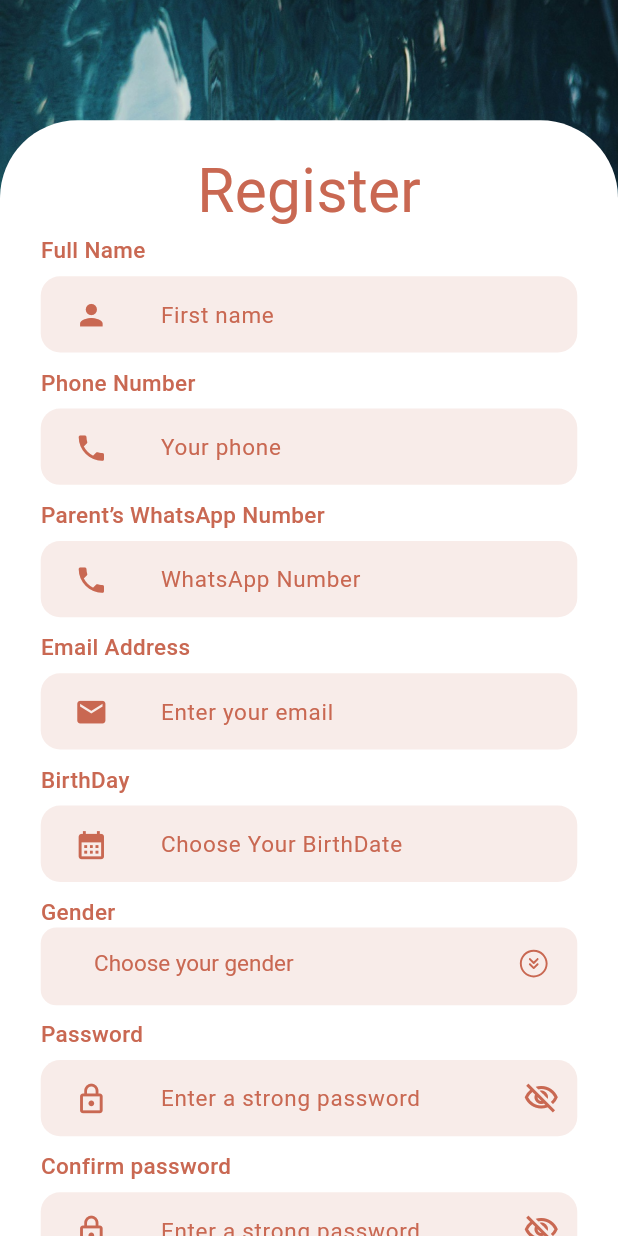
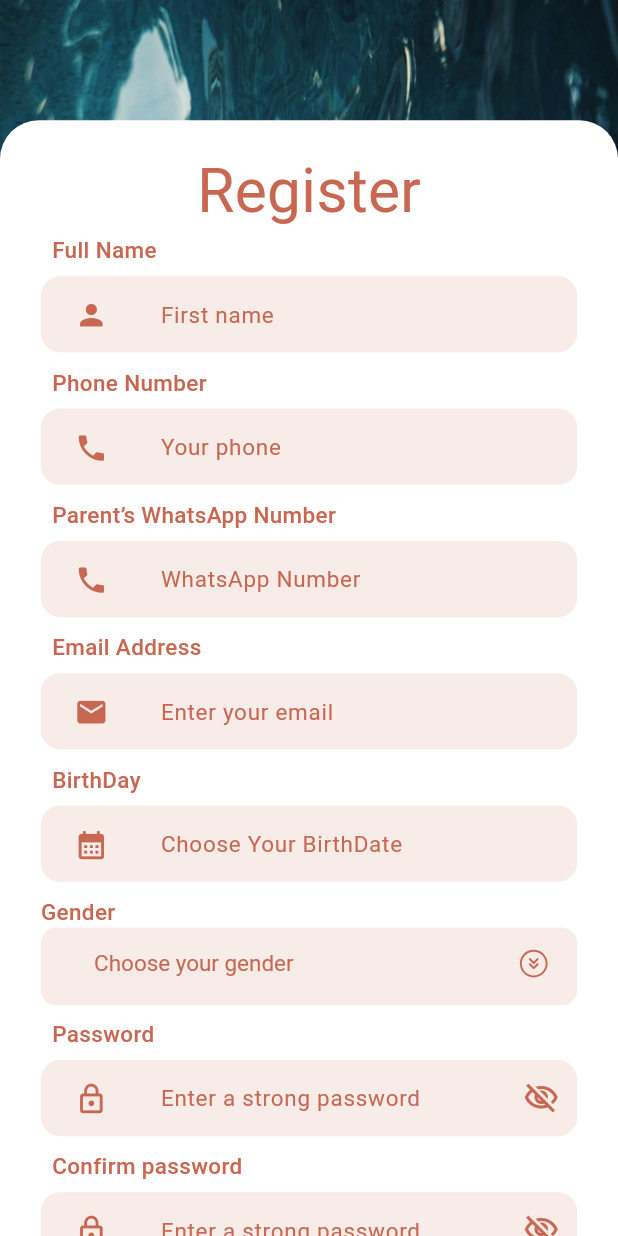
Before and after one commit to AnnotexCo/Hola-Academy, a Flutter app: the RegisterScreen screen opened directly, on a phone screen of 412 x 824 dp. Run offline on Flutter 3.47's test engine with Material 3 defaults, Android fonts, the light colour scheme and no system bars; our stand-ins replace easy_date_timeline, flutter_screenutil, flutter_svg, syncfusion_flutter_calendar; network calls fail; project files that could hold a hidden picture were left out.

Commit message:
feat: :zap: merge customformfield to generalformfield

```diff
--- /dev/null
+++ b/lib/core/components/general_text_form_field.dart
@@ -0,0 +1,135 @@
+import 'package:flutter/material.dart';
+import 'package:flutter_screenutil/flutter_screenutil.dart';
+import '../constants/color_manager.dart';
+
+class GeneralTextFormField extends StatelessWidget {
+  final String label;
+  final String hint;
+  final Widget? prefixIcon;
+  final Widget? suffixIcon;
+  final bool isPassword;
+  final bool readOnly;
+  final TextEditingController? controller;
+  final TextInputType? keyboardType;
+  final String? Function(String?)? validator;
+  final Function()? onTap;
+  final double? height;
+  final TextStyle? textStyle;
+  final TextStyle? hintStyle;
+  final TextStyle? labelStyle;
+  final TextStyle? errorStyle;
+  final Color? fillColor;
+  final EdgeInsetsGeometry? contentPadding;
+  final double? borderRadius;
+  final Color? iconColor;
+
+  const GeneralTextFormField({
+    super.key,
+    required this.label,
+    required this.hint,
+    this.prefixIcon,
+    this.suffixIcon,
+    this.isPassword = false,
+    this.readOnly = false,
+    this.controller,
+    this.keyboardType,
+    this.validator,
+    this.onTap,
+    this.height,
+    this.textStyle,
+    this.hintStyle,
+    this.labelStyle,
+    this.errorStyle,
+    this.fillColor,
+    this.contentPadding,
+    this.borderRadius,
+    this.iconColor,
+  });
+
+  // Helper method to create an Icon widget from IconData
+  static Widget createIcon(IconData icon, {Color? color, double? size}) {
+    return Padding(
+      padding: EdgeInsets.only(
+        left: 24.w,
+        right: 33.w,
+        top: 9.h,
+        bottom: 7.h,
+      ),
+      child: Icon(
+        icon,
+        size: size ?? 24.sp,
+        color: color,
+      ),
+    );
+  }
+
+  @override
+  Widget build(BuildContext context) {
+    return Column(
+      crossAxisAlignment: CrossAxisAlignment.start,
+      children: [
+        // Label
+        Padding(
+          padding: EdgeInsets.only(left: 8.w, bottom: 8.h),
+          child: Text(
+            label,
+            style: labelStyle ??
+                TextStyle(
+                  fontSize: 16.sp,
+                  color: ColorManager.textRedColor,
+                  fontWeight: FontWeight.w500,
+                ),
+          ),
+        ),
+
+        // Input Field
+        SizedBox(
+          height: height ?? 60.h,
+          child: TextFormField(
+            controller: controller,
+            keyboardType: keyboardType ?? TextInputType.text,
+            validator: validator,
+            obscureText: isPassword,
+            readOnly: readOnly,
+            onTap: onTap,
+            style: textStyle ??
+                TextStyle(
+                  color: ColorManager.textRedColor,
+                  fontSize: 18.sp,
+                  fontWeight: FontWeight.w600,
+                ),
+            decoration: InputDecoration(
+              hintText: hint,
+              iconColor: iconColor ?? ColorManager.textRedColor,
+              hintStyle: hintStyle ??
+                  TextStyle(
+                    color: ColorManager.textRedColor,
+                    fontSize: 16.sp,
+                    fontWeight: FontWeight.w400,
+                  ),
+              errorStyle: errorStyle ??
+                  TextStyle(
+                    color: ColorManager.errorRedColor,
+                    fontSize: 12.sp,
+                    fontWeight: FontWeight.w400,
+                  ),
+              prefixIcon: prefixIcon,
+              suffixIcon: suffixIcon,
+              filled: true,
+              fillColor: fillColor ?? ColorManager.backgroundPinkColor,
+              border: OutlineInputBorder(
+                borderRadius: BorderRadius.circular(borderRadius ?? 15.r),
+                borderSide: BorderSide.none,
+              ),
+              contentPadding: contentPadding ??
+                  EdgeInsets.symmetric(
+                    vertical: 15.h,
+                    horizontal: 20.w,
+                  ),
+            ),
+          ),
+        ),
+      ],
+    );
+  }
+}
--- a/lib/features/auth/login/UI/widgets/custom_text_form_field.dart
+++ /dev/null
@@ -1,77 +0,0 @@
-import 'package:flutter/material.dart';
-import 'package:flutter_screenutil/flutter_screenutil.dart';
-
-import '../../../../../core/constants/color_manager.dart';
-
-class CustomTextFormField extends StatelessWidget {
-  final String label;
-  final String hint;
-  final Widget prefixIcon;
-  final Widget? suffixIcon;
-  final bool isPassword;
-  final String? Function(String?)? validator; // Validator for form validation
-  final TextEditingController? controller; // Controller for field value
-
-  const CustomTextFormField({
-    super.key,
-    required this.label,
-    required this.hint,
-    required this.prefixIcon,
-    this.suffixIcon,
-    this.isPassword = false,
-    this.validator,
-    this.controller,
-  });
-
-  @override
-  Widget build(BuildContext context) {
-    return Column(
-      crossAxisAlignment: CrossAxisAlignment.start,
-      children: [
-        // Label
-        Padding(
-          padding: EdgeInsets.only(left: 8.w, bottom: 8.h),
-          child: Text(
-            label,
-            style: TextStyle(
-              fontSize: 16.sp,
-              color: ColorManager.textRedColor,
-              fontWeight: FontWeight.w500,
-            ),
-          ),
-        ),
-        // Input Field
-        TextFormField(
-          controller: controller, // Bind controller
-          obscureText: isPassword,// Toggle visibility for passwords
-            style: TextStyle(
-              color: ColorManager.textRedColor,
-              fontSize: 18.sp,
-              fontWeight: FontWeight.w400,
-            ),
-          decoration: InputDecoration(
-            hintText: hint,
-            hintStyle: TextStyle(
-              color: ColorManager.textRedColor,
-              fontSize: 16.sp,
-            ),
-
-            prefixIcon: prefixIcon, // Use Widget directly
-            suffixIcon: suffixIcon, // Use Widget directly
-            filled: true,
-            fillColor: ColorManager.backgroundPinkColor,
-            border: OutlineInputBorder(
-              borderRadius: BorderRadius.circular(15.r),
-              borderSide: BorderSide.none,
-            ),
-            contentPadding: EdgeInsets.symmetric(
-              vertical: 15.h,
-              horizontal: 20.w,
-            ),
-          ),
-          validator: validator, // Use validator for field validation
-        ),
-      ],
-    );
-  }
-}
--- a/lib/features/auth/register/UI/register_screen.dart
+++ b/lib/features/auth/register/UI/register_screen.dart
@@ -6,7 +6,7 @@ import 'package:hola_academy/core/constants/image_manager.dart';
 import 'package:hola_academy/features/auth/login/UI/login_screen.dart';
 import 'package:hola_academy/features/auth/register/UI/widgets/custom_button.dart';
 import 'package:hola_academy/features/auth/register/UI/widgets/custom_drop_down_selection.dart';
-import 'package:hola_academy/features/auth/register/UI/widgets/custom_text_form_field.dart';
+import 'package:hola_academy/core/components/general_text_form_field.dart';
 import 'package:hola_academy/features/auth/register/UI/widgets/terms_dialog.dart';
 import 'package:hola_academy/features/profile/UI/profile_screen.dart';
 
@@ -50,8 +50,8 @@ class _RegisterScreenState extends State<RegisterScreen> {
               decoration: BoxDecoration(
                 color: ColorManager.whiteColor,
                 borderRadius: BorderRadius.only(
-                  topLeft: Radius.circular(60.r),
-                  topRight: Radius.circular(60.r),
+                  topLeft: Radius.circular(30.r),
+                  topRight: Radius.circular(30.r),
                 ),
               ),
               child: SingleChildScrollView(
@@ -74,10 +74,13 @@ class _RegisterScreenState extends State<RegisterScreen> {
                         child: Column(
                           spacing: 10.h,
                           children: [
-                            CustomTextFormField(
+                            GeneralTextFormField(
                               label: AppString.fullName,
                               hint: AppString.firstName,
-                              prefixIcon: Icons.person,
+                              prefixIcon: GeneralTextFormField.createIcon(
+                                Icons.person,
+                                color: ColorManager.textRedColor,
+                              ),
                               controller: nameController,
                               keyboardType: TextInputType.name,
                               validator: (value) {
@@ -93,10 +96,13 @@ class _RegisterScreenState extends State<RegisterScreen> {
                                 return null;
                               },
                             ),
-                            CustomTextFormField(
+                            GeneralTextFormField(
                               label: AppString.phoneNumber,
                               hint: AppString.yourPhone,
-                              prefixIcon: Icons.phone,
+                              prefixIcon: GeneralTextFormField.createIcon(
+                                Icons.phone,
+                                color: ColorManager.textRedColor,
+                              ),
                               controller: phoneController,
                               keyboardType: TextInputType.phone,
                               validator: (value) {
@@ -109,10 +115,13 @@ class _RegisterScreenState extends State<RegisterScreen> {
                                 return null;
                               },
                             ),
-                            CustomTextFormField(
+                            GeneralTextFormField(
                               label: AppString.parentNumber,
                               hint: AppString.whatsAppNumber,
-                              prefixIcon: Icons.phone,
+                              prefixIcon: GeneralTextFormField.createIcon(
+                                Icons.phone,
+                                color: ColorManager.textRedColor,
+                              ),
                               controller: parentPhoneController,
                               keyboardType: TextInputType.phone,
                               validator: (value) {
@@ -125,17 +134,19 @@ class _RegisterScreenState extends State<RegisterScreen> {
                                 return null;
                               },
                             ),
-                            CustomTextFormField(
+                            GeneralTextFormField(
                               label: AppString.emailAddress,
                               hint: AppString.enterYourEmail,
-                              prefixIcon: Icons.email,
+                              prefixIcon: GeneralTextFormField.createIcon(
+                                Icons.email,
+                                color: ColorManager.textRedColor,
+                              ),
                               controller: emailController,
                               keyboardType: TextInputType.emailAddress,
                               validator: (value) {
                                 if (value == null || value.isEmpty) {
                                   return 'Please enter your email address';
                                 }
-                                // Regular Expression for email validation
                                 if (!RegExp(
                                         r'^[a-zA-Z0-9._%+-]+@[a-zA-Z0-9.-]+\.[a-zA-Z]{2,}$')
                                     .hasMatch(value)) {
@@ -144,11 +155,14 @@ class _RegisterScreenState extends State<RegisterScreen> {
                                 return null;
                               },
                             ),
-                            CustomTextFormField(
+                            GeneralTextFormField(
                               label: AppString.birthDay,
                               hint: AppString.chooseYourBirthDate,
                               readOnly: true,
-                              prefixIcon: Icons.calendar_month,
+                              prefixIcon: GeneralTextFormField.createIcon(
+                                Icons.calendar_month,
+                                color: ColorManager.textRedColor,
+                              ),
                               controller: birthDayController,
                               keyboardType: TextInputType.datetime,
                               onTap: () async {
@@ -166,16 +180,15 @@ class _RegisterScreenState extends State<RegisterScreen> {
                                       backgroundColor:
                                           ColorManager.backgroundPinkColor,
                                       child: Container(
-                                        height: 241.h, // 60% of screen height
+                                        height: 241.h,
                                         decoration: BoxDecoration(
                                           color:
                                               ColorManager.backgroundPinkColor,
                                           borderRadius:
                                               BorderRadius.circular(8.r),
                                           border: Border.all(
-                                            color: ColorManager
-                                                .textRedColor, // Border color
-                                            width: 1, // Border width
+                                            color: ColorManager.textRedColor,
+                                            width: 1,
                                           ),
                                         ),
                                         child: Theme(
@@ -201,8 +214,7 @@ class _RegisterScreenState extends State<RegisterScreen> {
                                                 birthDayController.text =
                                                     "${selectedDate.year}-${selectedDate.month.toString().padLeft(2, '0')}-${selectedDate.day.toString().padLeft(2, '0')}";
                                               });
-                                              Navigator.pop(
-                                                  context); // Close the dialog after selection
+                                              Navigator.pop(context);
                                             },
                                           ),
                                         ),
@@ -210,47 +222,6 @@ class _RegisterScreenState extends State<RegisterScreen> {
                                     );
                                   },
                                 );
-
-                                /*showDatePicker(
-                                  context: context,
-                                  initialDate: DateTime.now(),
-                                  firstDate: DateTime(1900), // Earliest date
-                                  lastDate: DateTime.now(), // Latest date
-                                  builder: (context, child) {
-                                    return Theme(
-                                      data: ThemeData.light().copyWith(
-                                        primaryColor: ColorManager
-                                            .backgroundPinkColor, // Header background color
-                                        hintColor: ColorManager
-                                            .textRedColor, // Selection color
-                                        colorScheme: ColorScheme.light(
-                                          primary: ColorManager
-                                              .textRedColor, // Selection color
-                                          onPrimary: Colors
-                                              .white, // Text color on selection
-                                          surface: Colors.red[
-                                              50]!, // Calendar background color
-                                        ),
-                                        dialogBackgroundColor: ColorManager
-                                            .backgroundPinkColor, // Background color
-                                        textButtonTheme: TextButtonThemeData(
-                                          style: TextButton.styleFrom(
-                                            foregroundColor: ColorManager
-                                                .textRedColor, // Button text color
-                                          ),
-                                        ),
-                                      ),
-                                      child: child!,
-                                    );
-                                  },
-                                );
-
-                                if (pickedDate != null) {
-                                  setState(() {
-                                    birthDayController.text =
-                                        "${pickedDate.year}-${pickedDate.month.toString().padLeft(2, '0')}-${pickedDate.day.toString().padLeft(2, '0')}";
-                                  });
-                                }*/
                               },
                               validator: (value) {
                                 if (value == null || value.isEmpty) {
@@ -271,11 +242,13 @@ class _RegisterScreenState extends State<RegisterScreen> {
                                 });
                               },
                             ),
-                            CustomTextFormField(
+                            GeneralTextFormField(
                               label: AppString.password,
                               hint: AppString.enterYourPassword,
-                              prefixIcon: Icons.lock_outline,
-                              //suffixIcon: ImageManager.eye,
+                              prefixIcon: GeneralTextFormField.createIcon(
+                                Icons.lock_outline,
+                                color: ColorManager.textRedColor,
+                              ),
                               suffixIcon: GestureDetector(
                                 onTap: () => setState(() =>
                                     _isPasswordVisible = !_isPasswordVisible),
@@ -287,7 +260,6 @@ class _RegisterScreenState extends State<RegisterScreen> {
                                 ),
                               ),
                               isPassword: !_isPasswordVisible,
-
                               controller: passwordController,
                               keyboardType: TextInputType.text,
                               validator: (value) {
@@ -305,13 +277,16 @@ class _RegisterScreenState extends State<RegisterScreen> {
                                     .hasMatch(value)) {
                                   return 'Password must include at least one special character';
                                 }
-                                return null; // Validation passed
+                                return null;
                               },
                             ),
-                            CustomTextFormField(
+                            GeneralTextFormField(
                               label: AppString.confirmPassword,
                               hint: AppString.enterYourPassword,
-                              prefixIcon: Icons.lock_outline,
+                              prefixIcon: GeneralTextFormField.createIcon(
+                                Icons.lock_outline,
+                                color: ColorManager.textRedColor,
+                              ),
                               suffixIcon: GestureDetector(
                                 onTap: () => setState(() =>
                                     _isConfirmPasswordVisible =
@@ -341,7 +316,7 @@ class _RegisterScreenState extends State<RegisterScreen> {
                                     .hasMatch(value)) {
                                   return 'Password must include at least one special character';
                                 }
-                                return null; // Validation passed
+                                return null;
                               },
                             ),
                             CustomDropDownSelection(
--- a/lib/features/auth/register/UI/widgets/custom_drop_down_selection.dart
+++ b/lib/features/auth/register/UI/widgets/custom_drop_down_selection.dart
@@ -11,7 +11,7 @@ class CustomDropDownSelection extends StatelessWidget {
   final List<String> options;
   final Function(String?) onChanged;
 
-  CustomDropDownSelection({super.key,
+  const CustomDropDownSelection({super.key,
     required this.value,
     required this.hint,
     required this.label,
@@ -85,6 +85,6 @@ class CustomDropDownSelection extends StatelessWidget {
           ),
         ),
       ],
-    );;
+    );
   }
 }
--- a/lib/features/auth/register/UI/widgets/custom_text_form_field.dart
+++ /dev/null
@@ -1,105 +0,0 @@
-import 'package:flutter/material.dart';
-import 'package:flutter_screenutil/flutter_screenutil.dart';
-import 'package:flutter_svg/flutter_svg.dart';
-
-import '../../../../../core/constants/color_manager.dart';
-
-class CustomTextFormField extends StatelessWidget {
-  final String label;
-  final String hint;
-  final IconData? prefixIcon;
-  final Widget? suffixIcon;
-  final bool isPassword;
-  final bool readOnly;
-  final TextEditingController controller;
-  final TextInputType? keyboardType;
-  final String? Function(String?)? validator;
-  final Function()? onTap;
-
-  const CustomTextFormField({
-    super.key,
-    required this.label,
-    required this.hint,
-    this.prefixIcon,
-    this.suffixIcon,
-    this.isPassword = false,
-    this.readOnly = false,
-    required this.controller,
-    this.keyboardType,
-    this.validator,
-    this.onTap,
-  });
-
-  @override
-  Widget build(BuildContext context) {
-    return Column(
-      crossAxisAlignment: CrossAxisAlignment.start,
-      children: [
-        Padding(
-          padding: EdgeInsets.only(bottom: 8.h),
-          child: Text(
-            label,
-            style: TextStyle(
-              fontSize: 16.sp,
-              color: ColorManager.textRedColor,
-              fontWeight: FontWeight.w500,
-            ),
-          ),
-        ),
-        SizedBox(
-          height: 60.h,
-          child: TextFormField(
-            controller: controller,
-            keyboardType: keyboardType ?? TextInputType.text,
-            validator: validator,
-            obscureText: isPassword,
-            readOnly: readOnly,
-            style: TextStyle(
-              color: ColorManager.textRedColor,
-              fontSize: 18.sp,
-              fontWeight: FontWeight.w600,
-            ),
-            decoration: InputDecoration(
-              hintText: hint,
-              iconColor: ColorManager.textRedColor,
-              hintStyle: TextStyle(
-                color: ColorManager.textRedColor,
-                fontSize: 16.sp,
-                fontWeight: FontWeight.w400,
-              ),
-              errorStyle: TextStyle(
-                color: ColorManager
-                    .errorRedColor, // Change this to your desired error text color
-                fontSize: 12.sp, // Adjust font size if needed
-                fontWeight: FontWeight.w400, // Customize weight
-              ),
-              prefixIcon: prefixIcon != null
-                  ? Padding(
-                      padding: EdgeInsets.only(
-                          left: 24.w, right: 33.w, top: 9.h, bottom: 7.h),
-                      child: Icon(
-                        prefixIcon!,
-                        weight: 24.w,
-                        size: 24.sp,
-                        color: ColorManager.textRedColor,
-                      ))
-                  : null,
-              suffixIcon: suffixIcon,
-              filled: true,
-              fillColor: ColorManager.backgroundPinkColor,
-              border: OutlineInputBorder(
-                borderRadius: BorderRadius.circular(15.r),
-                borderSide: BorderSide.none,
-              ),
-              contentPadding: EdgeInsets.symmetric(
-                vertical: 15.h,
-                horizontal: 20.w,
-              ),
-            ),
-            onTap: onTap,
-          ),
-        ),
-      ],
-    );
-  }
-}
--- a/lib/features/layout/layout_screen.dart
+++ b/lib/features/layout/layout_screen.dart
@@ -6,6 +6,7 @@ import 'package:hola_academy/core/constants/color_manager.dart';
 import 'package:hola_academy/core/constants/image_manager.dart';
 import 'package:hola_academy/features/home/home_screen.dart';
 
+import '../profile/UI/profile_screen.dart';
 import '../schedule_evaluation/UI/schedule_evaluation_screen.dart';
 
 class LayoutScreen extends StatefulWidget {
@@ -19,7 +20,7 @@ class _LayoutScreenState extends State<LayoutScreen> {
   int _selectedIndex = 0;
   final PageController _pageController = PageController();
 
-  final List<Widget> _screens = [HomeScreen(),ScheduleEvaluationScreen()];
+  final List<Widget> _screens = [HomeScreen(),ScheduleEvaluationScreen(),ProfileScreen()];
 
   @override
   void initState() {
--- a/lib/main.dart
+++ b/lib/main.dart
@@ -2,10 +2,6 @@ import 'package:flutter/material.dart';
 import 'package:flutter_screenutil/flutter_screenutil.dart';
 import 'package:hola_academy/core/constants/color_manager.dart';
 import 'package:hola_academy/features/onboarding/onbording.dart';
-import 'package:hola_academy/features/auth/register/UI/register_screen.dart';
-
-import 'features/schedule_evaluation/UI/schedule_evaluation_screen.dart';
-
 
 
 void main() {
```
Also changed, not shown: lib/features/auth/login/UI/login_screen.dart (+46 -14 lines).
